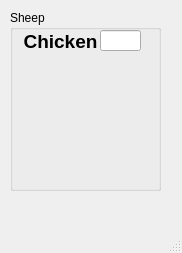
The window that chicken.ui (SjdHbz/bullshit) describes before a commit, drawn with Qt 5.
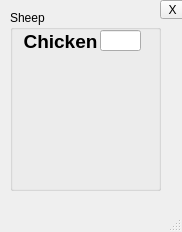
The same window after the commit. Icons and pictures are not drawn.

```diff
--- a/chicken.ui
+++ b/chicken.ui
@@ -7,7 +7,7 @@
     <x>0</x>
     <y>0</y>
     <width>182</width>
-    <height>253</height>
+    <height>232</height>
    </rect>
   </property>
   <property name="windowTitle">
@@ -72,6 +72,19 @@
      </property>
     </widget>
    </widget>
+   <widget class="QToolButton" name="toolButton">
+    <property name="geometry">
+     <rect>
+      <x>160</x>
+      <y>0</y>
+      <width>25</width>
+      <height>19</height>
+     </rect>
+    </property>
+    <property name="text">
+     <string>X</string>
+    </property>
+   </widget>
   </widget>
   <widget class="QMenuBar" name="menubar">
    <property name="geometry">
```
Left out of the diff: 19 changed lines with no effect on the pictures.
